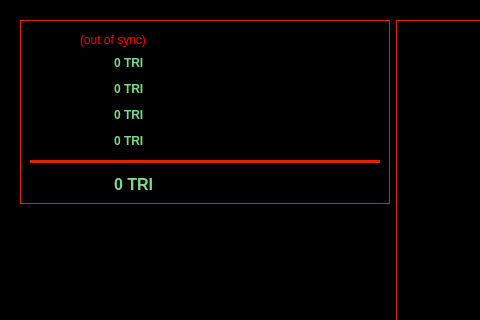
Qt form src/qt/forms/overviewpage.ui (SamiAhmed7777/triangles_v5) before a commit; both pictures show x 0 to 480 and y 0 to 320 of the 785 by 509 pixel window.
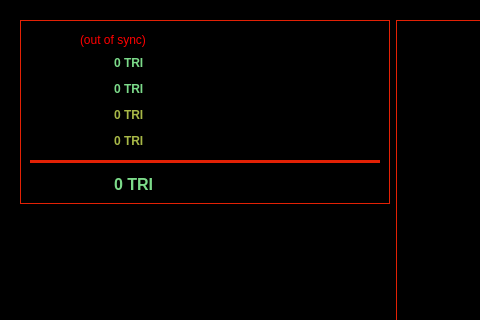
The same form after that commit. Icons and pictures are not drawn.

Commit message:
ui: olive-green for unconfirmed/immature stakes
Pending and immature balance labels render in olive (#A8B847),
visually distinct from confirmed positive balances (#7CDB8A) while
still reading as 'incoming' rather than 'outgoing' (red).

```diff
--- a/src/qt/forms/overviewpage.ui
+++ b/src/qt/forms/overviewpage.ui
@@ -434,7 +434,8 @@
 QWidget#line	{
 	border: 2px solid #e32105;
 	}
-QLabel#labelBalance, QLabel#labelTotal, QLabel#labelStake, QLabel#labelUnconfirmed, QLabel#labelImmature { color: #7CDB8A; }
+QLabel#labelBalance, QLabel#labelTotal, QLabel#labelStake { color: #7CDB8A; }
+QLabel#labelUnconfirmed, QLabel#labelImmature { color: #A8B847; }
 </string>
   </property>
   <layout class="QHBoxLayout" name="horizontalLayout" stretch="0">
```
